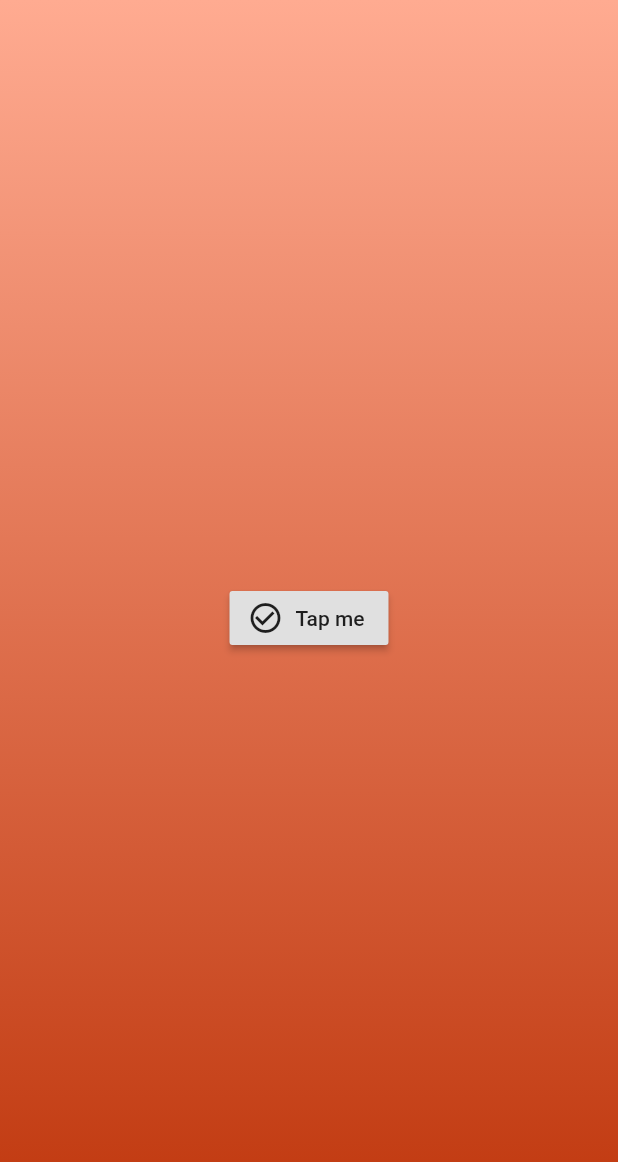
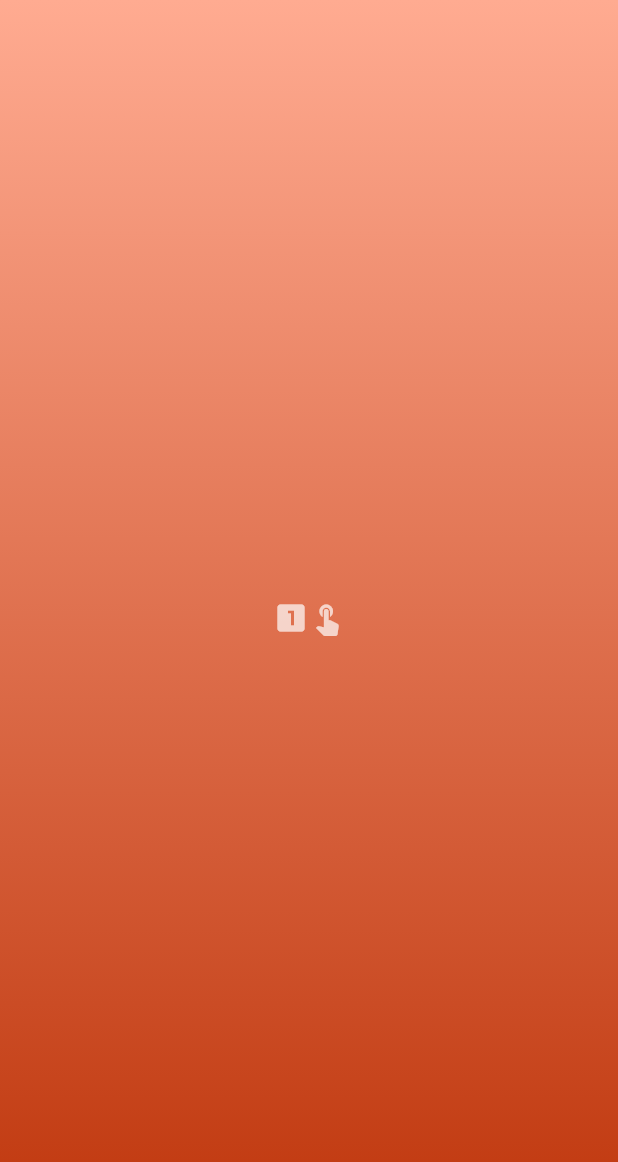
Before and after one commit to OliverCulleyDeLange/ctw_flutter, a Flutter app: the screen it shows after launch, after a tap on an icon or button, on a phone screen of 412 x 824 dp. Shown: the top 1162 px of the screen. Run offline on Flutter 3.47's test engine with Material 2 defaults, Android fonts, the phone set to English and light mode, and no system bars.

Commit message:
Better icon choices for challenges

```diff
--- a/lib/screens/challenges/gesture/button-simple.dart
+++ b/lib/screens/challenges/gesture/button-simple.dart
@@ -3,14 +3,20 @@ import 'package:flutter/material.dart';
 
 class SimpleButton extends StatelessWidget {
   Widget build(BuildContext context) {
-    return BaseChallenge(
-        getChallengeWidget: (completed) =>
-            RaisedButton.icon(
-                icon: Icon(Icons.check_circle_outline),
-                label: Text("Tap me"),
-            onPressed: () {
-              print("Simple button challenge won");
-              completed(context);
-            }));
+    return BaseChallenge(getChallengeWidget: (completed) {
+      return GestureDetector(
+        onTap: () {
+          print("Simple button challenge won");
+          completed(context);
+        },
+        child: Row(
+          mainAxisSize: MainAxisSize.min,
+          children: <Widget>[
+            Icon(Icons.looks_one),
+            Icon(Icons.touch_app),
+          ],
+        ),
+      );
+    });
   }
 }
```
Also changed, not shown: lib/screens/challenges/gesture/button-double-tap.dart (+15 -9 lines).
